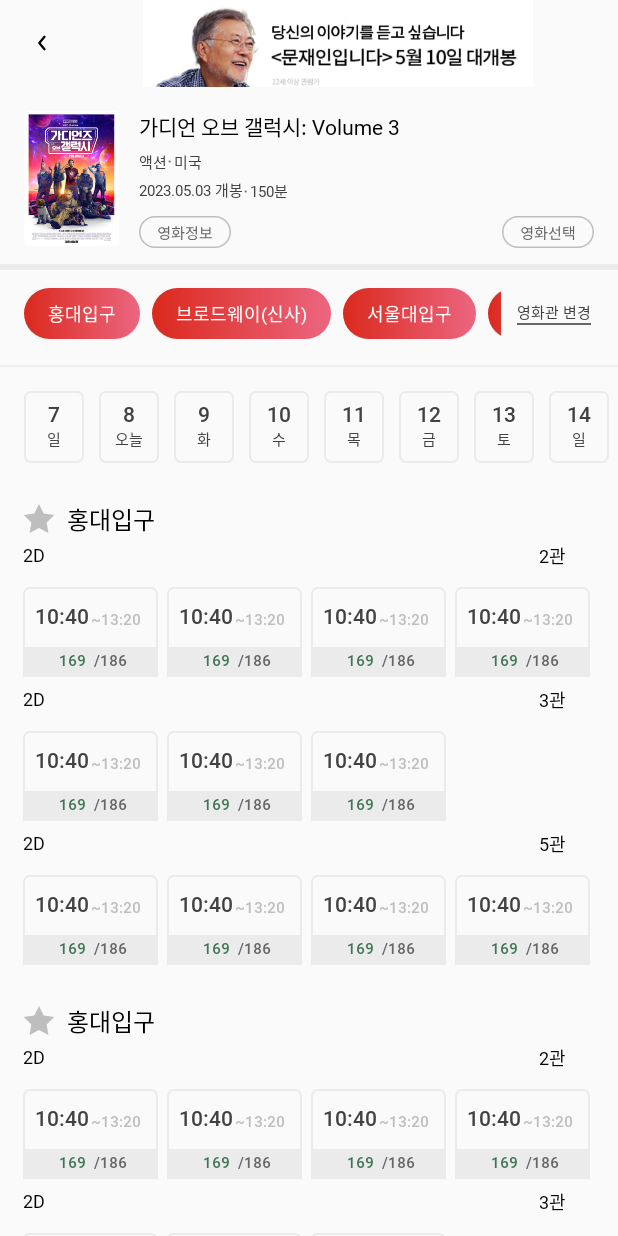
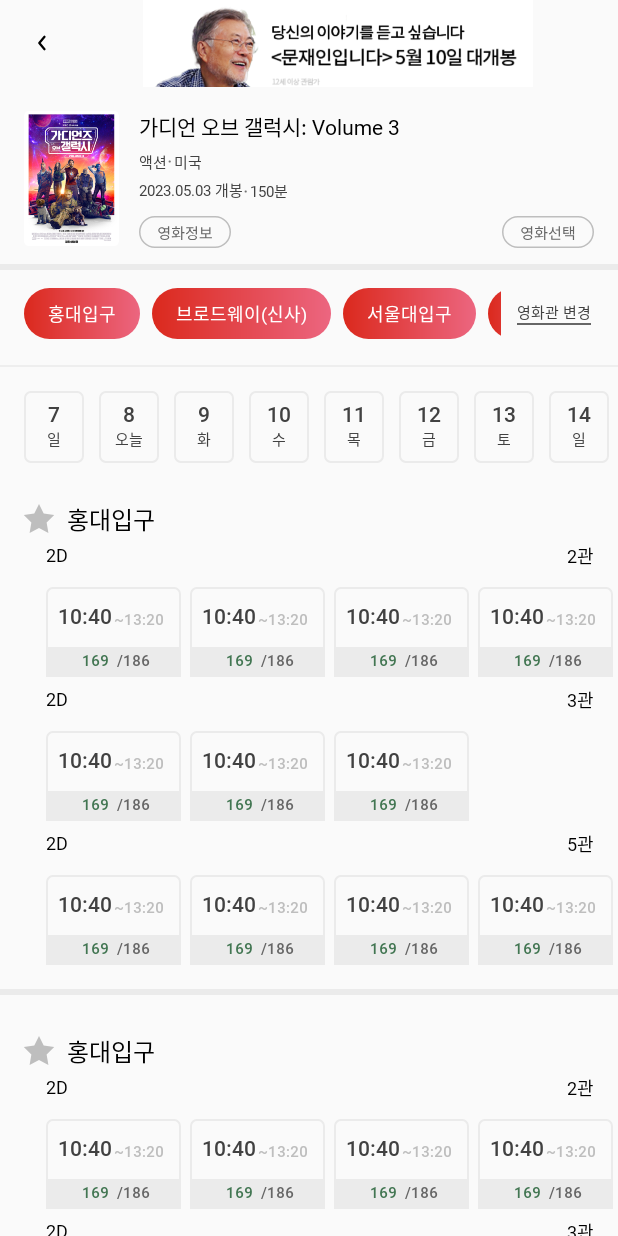
Before and after one commit to GOSOPT-CDS-TEAM-APP5/Lotte-Cinema-AOS, an Android app: the screen it shows after launch (MovieTimeSelectionActivity), on a phone screen of 412 x 824 dp. Run offline under Robolectric (Android 15) with nearby library versions, the light colour scheme and no system bars; our stand-ins replace data binding.

Commit message:
[feat] 영화시간 선택뷰 time table item 하단에 divider 추가

```diff
--- a/app/src/main/res/layout/activity_movie_time_selection.xml
+++ b/app/src/main/res/layout/activity_movie_time_selection.xml
@@ -271,8 +271,6 @@
             android:id="@+id/rcv_movietime_timetable"
             android:layout_width="match_parent"
             android:layout_height="0dp"
-            android:paddingStart="15dp"
-            android:paddingEnd="17dp"
             app:layout_constraintBottom_toBottomOf="parent"
             app:layout_constraintEnd_toEndOf="parent"
             app:layout_constraintStart_toStartOf="parent"
--- a/app/src/main/res/layout/item_selection_theater_timetable.xml
+++ b/app/src/main/res/layout/item_selection_theater_timetable.xml
@@ -12,6 +12,7 @@
         android:layout_width="wrap_content"
         android:layout_height="wrap_content"
         android:layout_marginTop="27dp"
+        android:layout_marginStart="15dp"
         android:background="@drawable/ic_star"
         android:backgroundTint="@color/g_200"
         android:text=""
@@ -36,6 +37,7 @@
         android:layout_width="wrap_content"
         android:layout_height="wrap_content"
         android:layout_marginTop="8dp"
+        android:layout_marginStart="15dp"
         android:text="2D"
         android:textColor="@color/black"
         app:layout_constraintStart_toStartOf="@+id/tv_movietime_star_icon"
@@ -845,5 +847,15 @@
         </androidx.constraintlayout.widget.ConstraintLayout>
     </androidx.constraintlayout.widget.ConstraintLayout>
 
+    <com.google.android.material.divider.MaterialDivider
+        android:layout_width="0dp"
+        android:layout_height="4dp"
+        app:layout_constraintStart_toStartOf="parent"
+        app:layout_constraintTop_toBottomOf="@+id/cl_movietime_timetable8"
+        android:layout_marginTop="16dp"
+        app:dividerColor="@color/g_100"
+
+        />
+
 
 </androidx.constraintlayout.widget.ConstraintLayout>
```
